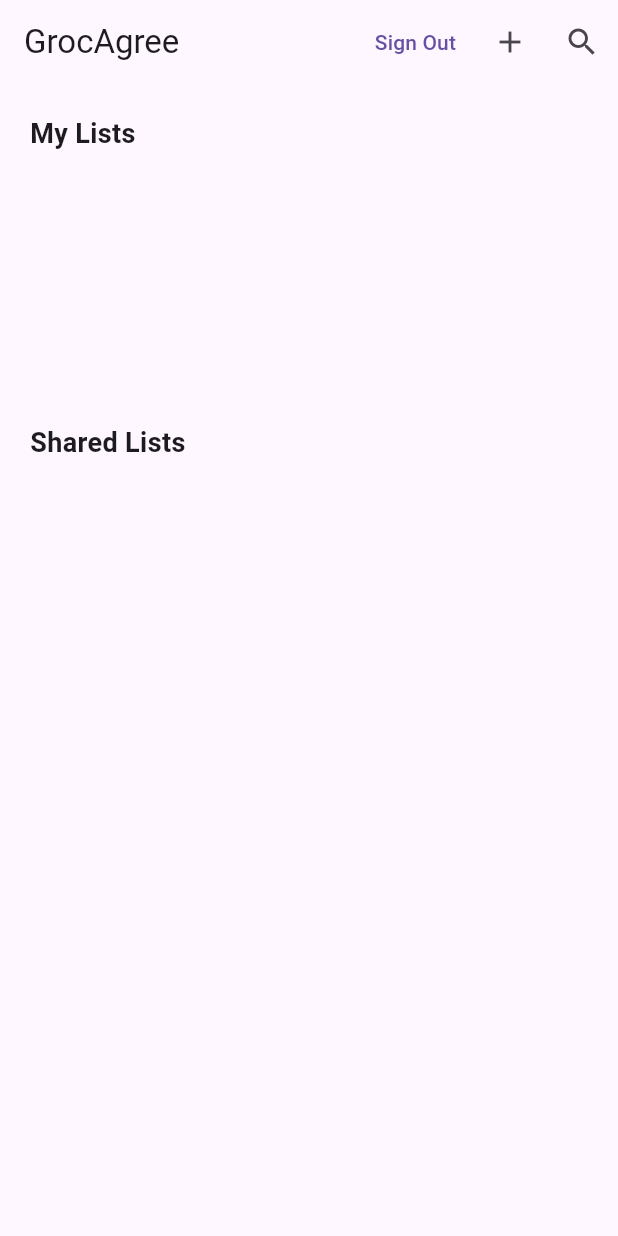
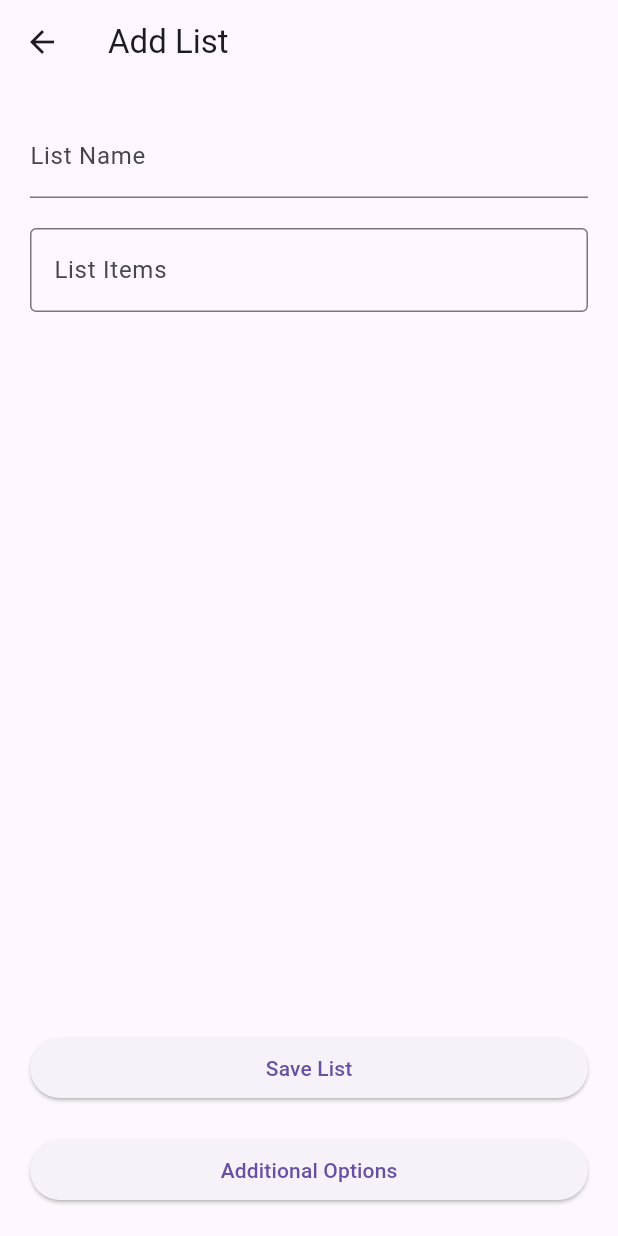
Before and after one commit to SP-05Red/SP-05-Red-Grocery, a Flutter app: the screen it shows once a user with an empty profile is signed in, after a tap on the "add" icon, on a phone screen of 412 x 824 dp. Run offline on Flutter 3.47's test engine with Material 3 defaults, Android fonts, the phone set to English and light mode, and no system bars; our stand-ins replace cloud_firestore, firebase_auth, firebase_core; accounts and stored records are empty; network calls fail.

Commit message:
Added list sharing

```diff
--- /dev/null
+++ b/lib/pages/add_edit_list.dart
@@ -0,0 +1,190 @@
+import 'package:flutter/material.dart';
+import 'package:cloud_firestore/cloud_firestore.dart';
+import 'package:grocery_app/auth.dart';
+
+class AddEditListPage extends StatelessWidget {
+  final String? listId;
+  final String? listName;
+  final String? listItems;
+
+  AddEditListPage({this.listId, this.listName, this.listItems});
+
+  final TextEditingController _listNameController = TextEditingController();
+  final TextEditingController _listItemsController = TextEditingController();
+  final TextEditingController _sharedIdController = TextEditingController();
+
+  @override
+  Widget build(BuildContext context) {
+    // Pre-fill text fields if editing an existing list
+    if (listName != null) _listNameController.text = listName!;
+    if (listItems != null) _listItemsController.text = listItems!;
+
+    return Scaffold(
+      appBar: AppBar(
+        title: Text(listId != null ? 'Edit List' : 'Add List'),
+      ),
+      body: Padding(
+        padding: const EdgeInsets.all(20),
+        child: Column(
+          crossAxisAlignment: CrossAxisAlignment.stretch,
+          children: <Widget>[
+            TextField(
+              controller: _listNameController,
+              decoration: InputDecoration(labelText: 'List Name'),
+            ),
+            SizedBox(height: 20),
+            Expanded(
+              child: TextFormField(
+                controller: _listItemsController,
+                maxLines: null,
+                keyboardType: TextInputType.multiline,
+                decoration: InputDecoration(
+                  labelText: 'List Items',
+                  border: OutlineInputBorder(),
+                ),
+              ),
+            ),
+            SizedBox(height: 20),
+            ElevatedButton(
+              onPressed: () {
+                _saveListToFirestore(context, _sharedIdController.text.trim());
+              },
+              child: Text(listId != null ? 'Update List' : 'Save List'),
+            ),
+            SizedBox(height: 20),
+            ElevatedButton(
+              onPressed: () {
+                _showAdditionalButtonsDialog(context);
+              },
+              child: Text('Additional Options'),
+            ),
+          ],
+        ),
+      ),
+    );
+  }
+
+  Future<void> _showAdditionalButtonsDialog(BuildContext context) async {
+    return showDialog<void>(
+      context: context,
+      builder: (BuildContext context) {
+        return AlertDialog(
+          title: Text('Additional Options'),
+          content: TextField(
+            controller: _sharedIdController,
+            decoration: InputDecoration(labelText: 'Enter Shared ID'),
+          ),
+          actions: <Widget>[
+            TextButton(
+              onPressed: () {
+                Navigator.of(context).pop();
+              },
+              child: Text('Exit'),
+            ),
+            TextButton(
+              onPressed: () {
+                _saveSharedIdToFirestore(context);
+              },
+              child: Text('Plus'),
+            ),
+          ],
+        );
+      },
+    );
+  }
+
+  Future<void> _saveSharedIdToFirestore(BuildContext context) async {
+    try {
+      String sharedId = _sharedIdController.text.trim();
+      if (sharedId.isNotEmpty) {
+        if (listId != null) {
+          await FirebaseFirestore.instance
+              .collection('lists')
+              .doc(listId)
+              .update({
+            'sharedID': FieldValue.arrayUnion([sharedId])
+          });
+        }
+        Navigator.of(context).pop(); // Close the dialog
+      } else {
+        ScaffoldMessenger.of(context).showSnackBar(
+          SnackBar(content: Text('Please enter a Shared ID')),
+        );
+      }
+    } catch (error) {
+      print('Error saving shared ID: $error');
+      ScaffoldMessenger.of(context).showSnackBar(
+        SnackBar(content: Text('Error saving shared ID')),
+      );
+    }
+  }
+
+  Future<void> _saveListToFirestore(
+      BuildContext context, String sharedID) async {
+    try {
+      String listName = _listNameController.text.trim();
+      String listItemsText = _listItemsController.text.trim();
+      if (listName.isNotEmpty && listItemsText.isNotEmpty) {
+        if (listId != null) {
+          // If listId is not null, it means we are editing an existing list
+          DocumentSnapshot listSnapshot = await FirebaseFirestore.instance
+              .collection('lists')
+              .doc(listId)
+              .get();
+
+          if (listSnapshot.exists) {
+            String originalUID =
+                listSnapshot.get('UID'); // Retrieve original UID
+
+            List<dynamic> currentSharedIDs = listSnapshot.get('sharedID') ?? [];
+            currentSharedIDs.remove(sharedID);
+            currentSharedIDs.add(sharedID);
+
+            List<String> listItems = listItemsText.split('\n');
+            Map<String, dynamic> listData = {
+              'UID': originalUID,
+              'listName': listName,
+              'listItems': listItems,
+              'sharedID': currentSharedIDs,
+            };
+            await FirebaseFirestore.instance
+                .collection('lists')
+                .doc(listId)
+                .update(listData);
+          }
+        } else {
+          // If listId is null, it means we are creating a new list
+          Auth auth = Auth();
+          String uid = auth.currentUser!.uid;
+
+          String newlistId =
+              FirebaseFirestore.instance.collection('lists').doc().id;
+          List<String> listItems = listItemsText.split('\n');
+          Map<String, dynamic> listData = {
+            'UID': uid,
+            'listName': listName,
+            'listItems': listItems,
+            'sharedID': [sharedID],
+          };
+          await FirebaseFirestore.instance
+              .collection('lists')
+              .doc(newlistId)
+              .set(listData);
+        }
+
+        // Navigate back to the previous screen
+        Navigator.pop(context);
+      } else {
+        // Show an error message if the list name or items are empty
+        ScaffoldMessenger.of(context).showSnackBar(
+            SnackBar(content: Text('List name and items cannot be empty')));
+      }
+    } catch (error) {
+      // Handle errors
+      print('Error saving list: $error');
+      // Show an error message
+      ScaffoldMessenger.of(context)
+          .showSnackBar(SnackBar(content: Text('Error saving list')));
+    }
+  }
+}
--- a/lib/pages/home_page.dart
+++ b/lib/pages/home_page.dart
@@ -1,5 +1,7 @@
+import 'package:cloud_firestore/cloud_firestore.dart';
 import 'package:firebase_auth/firebase_auth.dart';
 import 'package:grocery_app/auth.dart';
+import 'package:grocery_app/pages/add_edit_list.dart';
 import 'package:flutter/material.dart';
 
 class HomePage extends StatelessWidget {
@@ -30,17 +32,46 @@ class HomePage extends StatelessWidget {
           ),
         ),
         SizedBox(height: 10),
-        Container(
-          height: 150, // Adjust the height as needed
+        StreamBuilder<QuerySnapshot>(
+          stream: FirebaseFirestore.instance
+              .collection('lists')
+              .where('UID', isEqualTo: user!.uid)
+              .snapshots(),
+          builder: (context, snapshot) {
+            if (snapshot.connectionState == ConnectionState.waiting) {
+              return CircularProgressIndicator();
+            } else if (snapshot.hasError) {
+              return Text('Error: ${snapshot.error}');
+            } else {
+              final lists = snapshot.data!.docs;
+              return Container(
+                height: 150,
                 child: ListView.builder(
-            itemCount: 0, // Add the number of items when available
+                  itemCount: lists.length,
                   itemBuilder: (context, index) {
-              // Build your list items here
-              return ListTile(
-                title: Text('List Item $index'),
+                    final list = lists[index];
+                    return GestureDetector(
+                      onTap: () {
+                        Navigator.push(
+                          context,
+                          MaterialPageRoute(
+                            builder: (context) => AddEditListPage(
+                              listId: list.id,
+                              listName: list['listName'],
+                              listItems: list['listItems'].join('\n'),
+                            ),
+                          ),
+                        );
+                      },
+                      child: ListTile(
+                        title: Text(list['listName']),
+                      ),
                     );
                   },
                 ),
+              );
+            }
+          },
         ),
       ],
     );
@@ -59,17 +90,46 @@ class HomePage extends StatelessWidget {
           ),
         ),
         SizedBox(height: 10),
-        Container(
-          height: 150, // Adjust the height as needed
+        StreamBuilder<QuerySnapshot>(
+          stream: FirebaseFirestore.instance
+              .collection('lists')
+              .where('sharedID', arrayContains: user!.email)
+              .snapshots(),
+          builder: (context, snapshot) {
+            if (snapshot.connectionState == ConnectionState.waiting) {
+              return CircularProgressIndicator();
+            } else if (snapshot.hasError) {
+              return Text('Error: ${snapshot.error}');
+            } else {
+              final lists = snapshot.data!.docs;
+              return Container(
+                height: 150,
                 child: ListView.builder(
-            itemCount: 0, // Add the number of items when available
+                  itemCount: lists.length,
                   itemBuilder: (context, index) {
-              // Build your list items here
-              return ListTile(
-                title: Text('Shared List Item $index'),
+                    final list = lists[index];
+                    return GestureDetector(
+                      onTap: () {
+                        Navigator.push(
+                          context,
+                          MaterialPageRoute(
+                            builder: (context) => AddEditListPage(
+                              listId: list.id,
+                              listName: list['listName'],
+                              listItems: list['listItems'].join('\n'),
+                            ),
+                          ),
+                        );
+                      },
+                      child: ListTile(
+                        title: Text(list['listName']),
+                      ),
                     );
                   },
                 ),
+              );
+            }
+          },
         ),
       ],
     );
@@ -89,14 +149,15 @@ class HomePage extends StatelessWidget {
           IconButton(
             icon: Icon(Icons.add),
             onPressed: () {
-              // Add button pressed, add functionality here.
+              Navigator.push(
+                context,
+                MaterialPageRoute(builder: (context) => AddEditListPage()),
+              );
             },
           ),
           IconButton(
             icon: Icon(Icons.search),
-            onPressed: () {
-              // Search button pressed, add functionality here.
-            },
+            onPressed: () {},
           ),
         ],
       ),
```
Also changed, not shown: lib/auth.dart (+19 -2 lines). Lines whose indentation alone changed are shown as unchanged.
